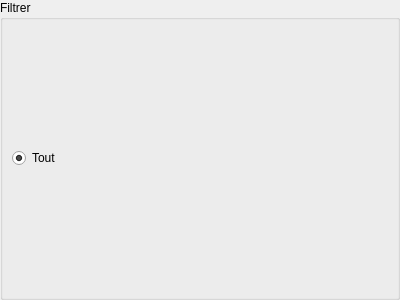
The window that src/view/qfiltrebranche.ui (V1rgul/UT-profiler) describes before a commit, drawn with Qt 5.
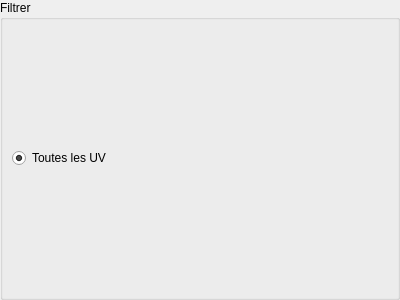
The same window after the commit.

Patch:
```diff
--- a/src/view/qfiltrebranche.ui
+++ b/src/view/qfiltrebranche.ui
@@ -35,7 +35,7 @@
       <item>
        <widget class="QRadioButton" name="radioAll">
         <property name="text">
-         <string>Tout</string>
+         <string>Toutes les UV</string>
         </property>
         <property name="checked">
          <bool>true</bool>
```
